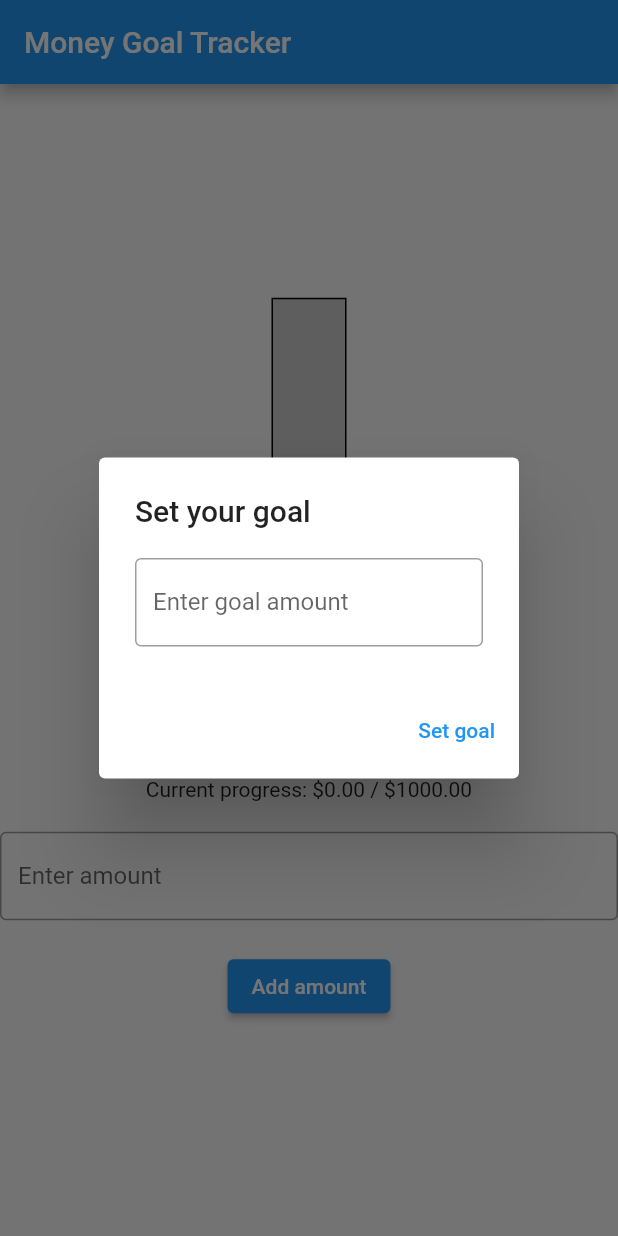
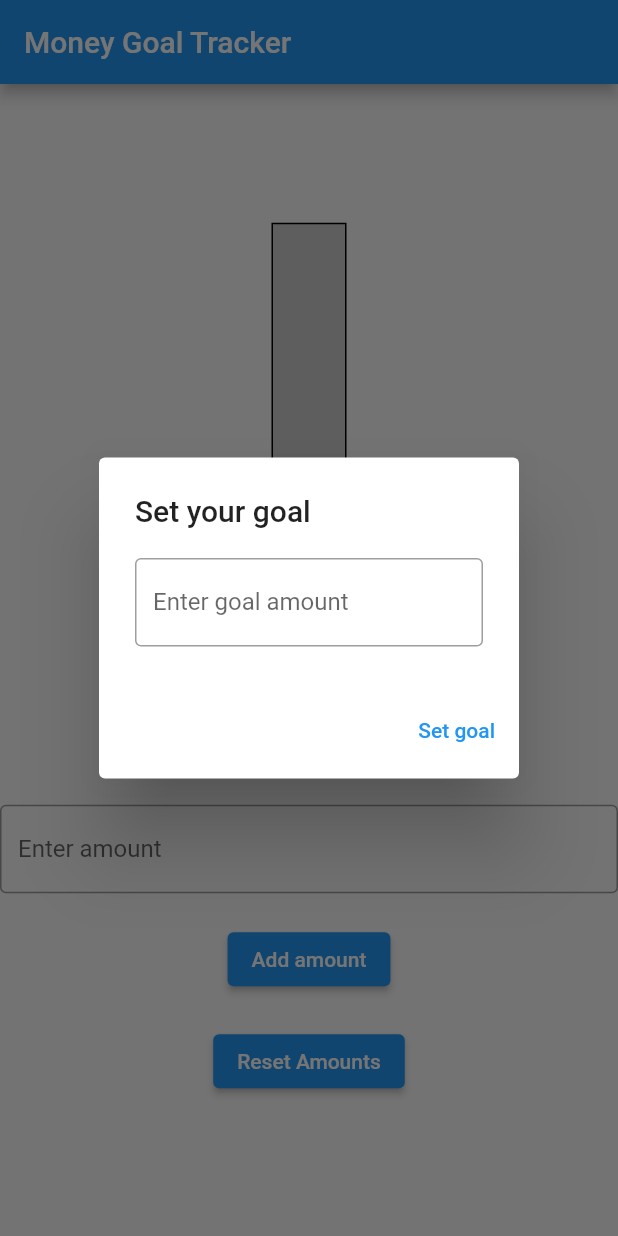
Before and after one commit to yosoyuva/android-money-tracker, a Flutter app: the screen it shows after launch, after a tap on "Set goal", on a phone screen of 412 x 824 dp. Run offline on Flutter 3.47's test engine with Material 2 defaults, Android fonts, the light colour scheme and no system bars; our stand-ins replace shared_preferences.

Commit message:
Implemented persistent goal amount, added reset functionality, and displayed goal date with time left

```diff
--- a/lib/main.dart
+++ b/lib/main.dart
@@ -1,6 +1,16 @@
 import 'package:flutter/material.dart';
+import 'package:shared_preferences/shared_preferences.dart';
 
-void main() {
+
+Future<void> _clearSharedPreferences() async {
+  SharedPreferences prefs = await SharedPreferences.getInstance();
+  await prefs.clear();
+}
+
+Future<void> main() async {
+  // Clear SharedPreferences before running the app
+  //await _clearSharedPreferences();
+
   runApp(MyApp());
 }
 
@@ -22,17 +32,24 @@
 }
 
 class _MoneyGoalTrackerState extends State<MoneyGoalTracker> {
-  // Implementation will go here
   double goal = 1000.0;
   double currentAmount = 0.0;
   TextEditingController amountController = TextEditingController();
-  TextEditingController goalController = TextEditingController();//
+  TextEditingController goalController = TextEditingController();
 
-  bool _isDialogShown = false; // Add this variable to track if the dialog has been shown
+  bool _isDialogShown = false;
 
   @override
   void initState() {
     super.initState();
+    //_loadAndHandleData();
+  }
+
+  Future<void> _loadAndHandleData() async {
+    await _loadData();
+    if (goal == 800.0 && currentAmount == 0.0) {
+      await _showGoalDialog();
+    }
   }
 
   @override
@@ -40,15 +57,35 @@
     super.didChangeDependencies();
     if (!_isDialogShown) {
       _isDialogShown = true;
-      WidgetsBinding.instance!.addPostFrameCallback((_) {
-        _showGoalDialog();
+      WidgetsBinding.instance!.addPostFrameCallback((_) async {
+        await _loadData();
+        if (goal == 800.0 && currentAmount == 0.0) {
+          _showGoalDialog();
+        }
       });
-
     }
   }
 
-  void _showGoalDialog() {
-    showDialog(
+  Future<void> _loadData() async {
+    SharedPreferences prefs = await SharedPreferences.getInstance();
+    setState(() {
+      goal = prefs.getDouble('goal') ?? 800.0;
+      currentAmount = prefs.getDouble('currentAmount') ?? 0.0;
+    });
+    if (goal == 0.0) {
+    _showGoalDialog();
+  }
+  }
+
+  Future<void> _saveData() async {
+    SharedPreferences prefs = await SharedPreferences.getInstance();
+    prefs.setDouble('goal', goal);
+    prefs.setDouble('currentAmount', currentAmount);
+    prefs.setString('goalDate', DateTime.now().toString());
+  }
+
+  Future<void> _showGoalDialog() async {
+    await showDialog(
       context: context,
       barrierDismissible: false,
       builder: (BuildContext context) {
@@ -70,7 +107,9 @@
                   setState(() {
                     goal = newGoal;
                   });
-                 Navigator.of(context).pop();
+                  _saveData();
+                  FocusScope.of(context).unfocus();
+                  Navigator.of(context).pop();
                 }
               },
               child: Text('Set goal'),
@@ -79,8 +118,39 @@
         );
       },
     );
+    _isDialogShown = true;
   }
 
+  void _resetAmounts() {
+    setState(() {
+      goal = 0.0;
+      currentAmount = 0.0;
+    });
+    _saveData();
+    _showGoalDialog();
+  }
+
+  Future<String> _getTimeLeft() async {
+    Duration goalDuration = Duration(days: 30);
+    SharedPreferences prefs = await SharedPreferences.getInstance();
+
+    if (prefs.containsKey('goalDate')) {
+      DateTime goalDate = DateTime.parse(prefs.getString('goalDate')!);
+      DateTime targetDate = goalDate.add(goalDuration);
+      Duration timeLeft = targetDate.difference(DateTime.now());
+      return '${timeLeft.inDays} days';
+    }
+
+    return 'N/A';
+  }
+
+  Future<String> _getGoalDate() async {
+    SharedPreferences prefs = await SharedPreferences.getInstance();
+    if (prefs.containsKey('goalDate')) {
+     return prefs.getString('goalDate')!;
+   }
+    return 'N/A';
+  }
 
   @override
   Widget build(BuildContext context) {
@@ -96,6 +166,29 @@
         ),
         SizedBox(height: 20),
         Text('Current progress: \$${currentAmount.toStringAsFixed(2)} / \$${goal.toStringAsFixed(2)}'),
+
+        FutureBuilder<String>(
+          future: _getGoalDate(),
+          builder: (context, snapshot) {
+            if (snapshot.hasData) {
+              return Text('Goal Date: ${snapshot.data}');
+            } else {
+              return Text('Goal Date: N/A');
+            }
+          },
+        ),
+        FutureBuilder<String>(
+          future: _getTimeLeft(),
+          builder: (context, snapshot) {
+            if (snapshot.hasData) {
+              return Text('Time left: ${snapshot.data}');
+            } else {
+              return Text('Time left: N/A');
+            }
+          },
+        ),
+
+
         SizedBox(height: 20),
         TextField(
           controller: amountController,
@@ -115,15 +208,24 @@
                 currentAmount = goal; /// add something like a reward if I exceed goal
               }
             });
+            _saveData();
             amountController.clear(); // Clear the text in the amountController
           },
           child: Text('Add amount'),
+        ),
+        SizedBox(height: 20),
+        ElevatedButton(
+          onPressed: _resetAmounts,
+          child: Text('Reset Amounts'),
         ),
       ],
     );
   }
 
 }
+
+
+
 
 class VerticalProgressBar extends StatelessWidget {
   final double value;
--- a/pubspec.yaml
+++ b/pubspec.yaml
@@ -31,6 +31,7 @@
 dependencies:
   flutter:
     sdk: flutter
+  shared_preferences: ^2.0.13
 
 
   # The following adds the Cupertino Icons font to your application.
```
Also changed, not shown: pubspec.lock, 1 other file.
